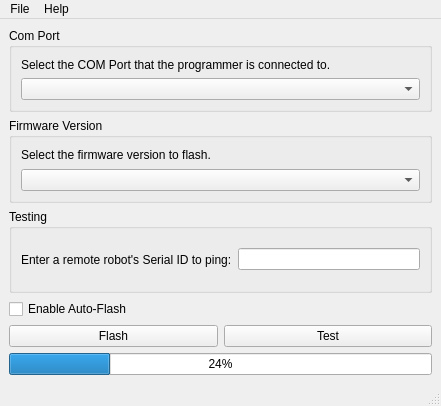
Before: the Qt Designer form linkbot_jig_programmer/mainwindow.ui in BaroboRobotics/linkbot-jig-programmer, drawn with Qt 5.
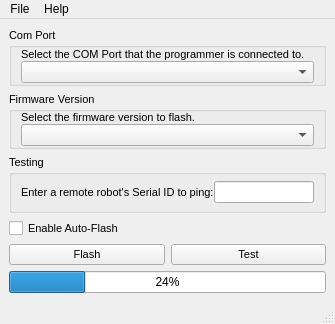
After: the same form once the commit is applied.

Commit message: Tried to make window geometry smaller

The edit to the form file:
```diff
--- a/linkbot_jig_programmer/mainwindow.ui
+++ b/linkbot_jig_programmer/mainwindow.ui
@@ -6,8 +6,8 @@
    <rect>
     <x>0</x>
     <y>0</y>
-    <width>441</width>
-    <height>406</height>
+    <width>335</width>
+    <height>324</height>
    </rect>
   </property>
   <property name="sizePolicy">
@@ -23,6 +23,11 @@
    <layout class="QGridLayout" name="gridLayout_2">
     <item row="0" column="0">
      <widget class="QGroupBox" name="groupBox">
+      <property name="font">
+       <font>
+        <pointsize>8</pointsize>
+       </font>
+      </property>
       <property name="title">
        <string>Com Port</string>
       </property>
@@ -30,11 +35,28 @@
        <bool>false</bool>
       </property>
       <layout class="QVBoxLayout" name="verticalLayout">
+       <property name="spacing">
+        <number>0</number>
+       </property>
+       <property name="topMargin">
+        <number>0</number>
+       </property>
+       <property name="bottomMargin">
+        <number>0</number>
+       </property>
        <item>
         <widget class="QLabel" name="label">
+         <property name="font">
+          <font>
+           <pointsize>8</pointsize>
+          </font>
+         </property>
          <property name="text">
           <string>Select the COM Port that the programmer is connected to.</string>
          </property>
+         <property name="textFormat">
+          <enum>Qt::AutoText</enum>
+         </property>
         </widget>
        </item>
        <item>
@@ -51,12 +73,31 @@
         <height>600</height>
        </size>
       </property>
+      <property name="font">
+       <font>
+        <pointsize>8</pointsize>
+       </font>
+      </property>
       <property name="title">
        <string>Firmware Version</string>
       </property>
       <layout class="QVBoxLayout" name="verticalLayout_3">
+       <property name="spacing">
+        <number>0</number>
+       </property>
+       <property name="topMargin">
+        <number>0</number>
+       </property>
+       <property name="bottomMargin">
+        <number>0</number>
+       </property>
        <item>
         <widget class="QLabel" name="label_2">
+         <property name="font">
+          <font>
+           <pointsize>8</pointsize>
+          </font>
+         </property>
          <property name="text">
           <string>Select the firmware version to flash. </string>
          </property>
@@ -77,12 +118,31 @@
     </item>
     <item row="2" column="0">
      <widget class="QGroupBox" name="groupBox_3">
+      <property name="font">
+       <font>
+        <pointsize>8</pointsize>
+       </font>
+      </property>
       <property name="title">
        <string>Testing</string>
       </property>
       <layout class="QHBoxLayout" name="horizontalLayout_2">
+       <property name="spacing">
+        <number>0</number>
+       </property>
+       <property name="topMargin">
+        <number>0</number>
+       </property>
+       <property name="bottomMargin">
+        <number>0</number>
+       </property>
        <item>
         <widget class="QLabel" name="label_3">
+         <property name="font">
+          <font>
+           <pointsize>8</pointsize>
+          </font>
+         </property>
          <property name="text">
           <string>Enter a remote robot's Serial ID to ping:</string>
          </property>
@@ -98,6 +158,11 @@
      <layout class="QHBoxLayout" name="horizontalLayout">
       <item>
        <widget class="QPushButton" name="flash_pushButton">
+        <property name="font">
+         <font>
+          <pointsize>8</pointsize>
+         </font>
+        </property>
         <property name="text">
          <string>Flash</string>
         </property>
@@ -105,6 +170,11 @@
       </item>
       <item>
        <widget class="QPushButton" name="test_pushButton">
+        <property name="font">
+         <font>
+          <pointsize>8</pointsize>
+         </font>
+        </property>
         <property name="text">
          <string>Test</string>
         </property>
@@ -121,6 +191,11 @@
     </item>
     <item row="3" column="0">
      <widget class="QCheckBox" name="checkBox_autoFlash">
+      <property name="font">
+       <font>
+        <pointsize>8</pointsize>
+       </font>
+      </property>
       <property name="text">
        <string>Enable Auto-Flash</string>
       </property>
@@ -133,7 +208,7 @@
     <rect>
      <x>0</x>
      <y>0</y>
-     <width>441</width>
+     <width>335</width>
      <height>25</height>
     </rect>
    </property>
```
The commit also changes 1 other file.
